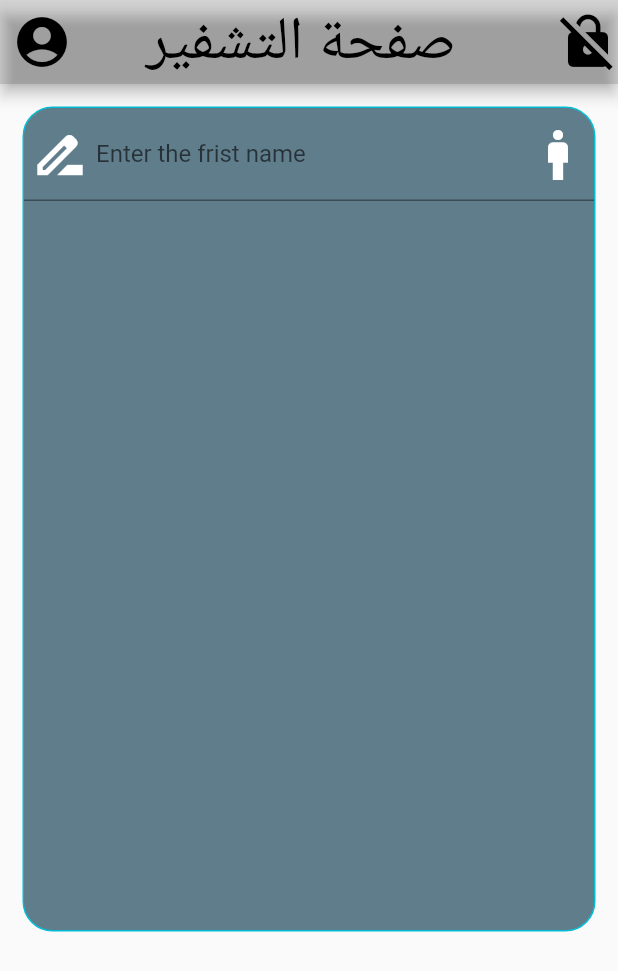
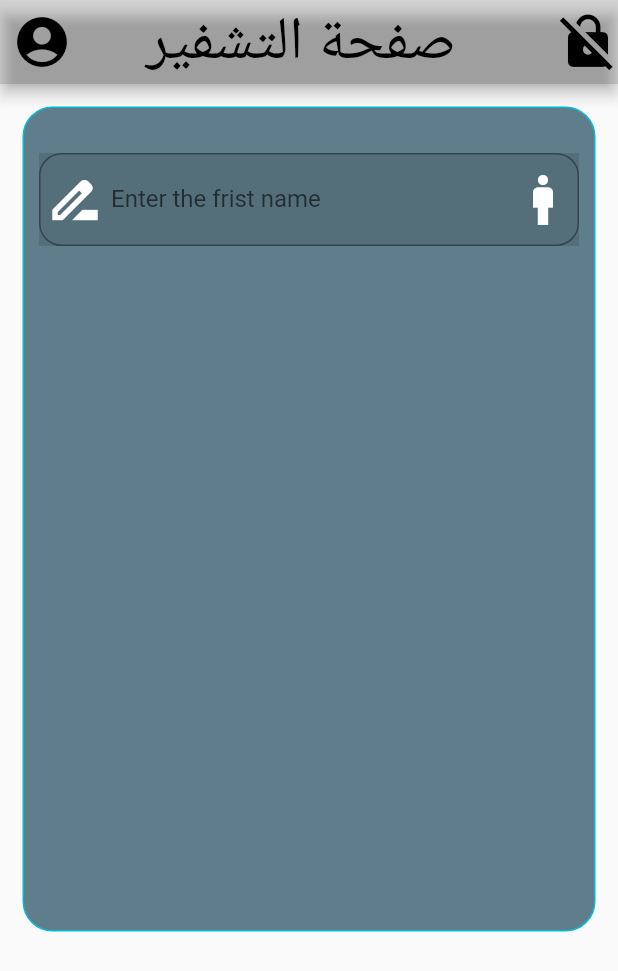
Before and after one commit to salahalddinn/project_flutter, a Flutter app: the screen it shows after launch, on a phone screen of 412 x 824 dp. Shown: the top 971 px of the screen. Run offline on Flutter 3.47's test engine with Material 2 defaults, Android fonts, the phone set to English and light mode, and no system bars.

Commit message:
create in  TextFormField the swapping in container of margin all(10)

```diff
--- a/lib/main.dart
+++ b/lib/main.dart
@@ -42,14 +42,22 @@ class screan1 extends StatelessWidget {
               ),
               child: Column(
                 children: [
-                  TextFormField(
-                    decoration: InputDecoration(
-                      labelText: "Enter the frist name ",
-                      hintText: "ادخل الاسم الاول ",
-                      prefixIcon: Icon(Icons.drive_file_rename_outline,size: 40,color: Colors.white,),
-                      suffixIcon: Icon(Icons.man,size: 40,color: Colors.white,),
+                  SizedBox(height: 20,),
+                  Container(
+                    margin: EdgeInsets.all(10),
+                    color: Colors.black12,
+                    child: TextFormField(
+                      decoration: InputDecoration(
+                        labelText: "Enter the frist name ",
+                        hintText: "ادخل الاسم الاول ",
+                        prefixIcon: Icon(Icons.drive_file_rename_outline,size: 40,color: Colors.white,),
+                        suffixIcon: Icon(Icons.man,size: 40,color: Colors.white,),
+                    border: OutlineInputBorder(
+                      borderRadius: BorderRadius.circular(15),
 
+                    )
 
+                      ),
                     ),
                   )
 
```
